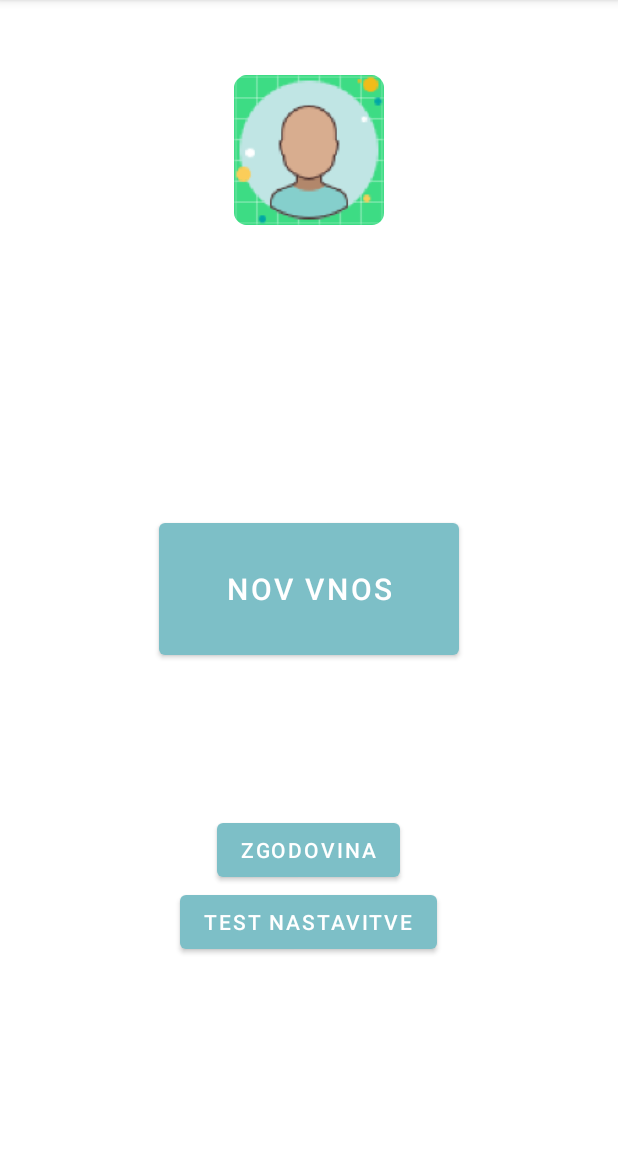
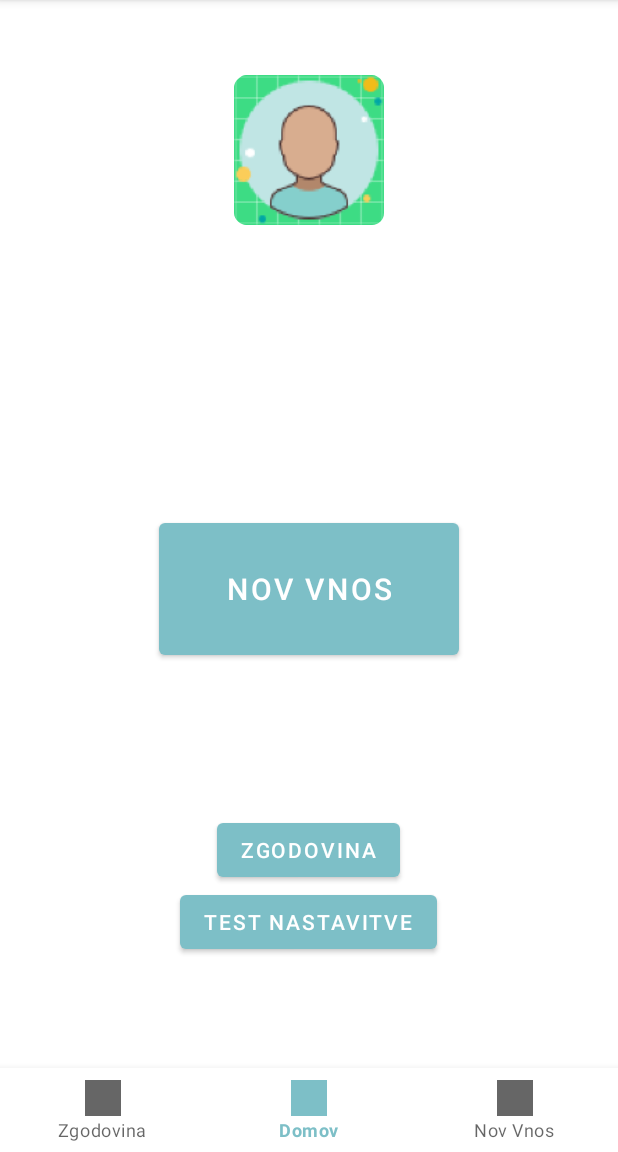
Before and after one commit to bmonika96/epiblog, an Android app: the MainActivity screen opened directly, with no data from a screen before it, on a phone screen of 412 x 824 dp, the part 84-1236 px from its top. Run offline under Robolectric (Android 15) with nearby library versions, the phone set to English and light mode, and no system bars.

Commit message:
dodan cuden menuitem na dnu

```diff
--- a/app/src/main/java/si/uni_lj/fe/modulg/epiblog/MainActivity.java
+++ b/app/src/main/java/si/uni_lj/fe/modulg/epiblog/MainActivity.java
@@ -10,8 +10,13 @@ import android.app.Activity;
 import android.content.Intent;
 import android.os.Bundle;
 import android.util.Log;
+import android.view.Menu;
+import android.view.MenuInflater;
+import android.view.MenuItem;
 import android.view.View;
 import android.widget.TextView;
+
+import androidx.annotation.NonNull;
 import androidx.appcompat.app.AppCompatActivity;
 import androidx.core.app.ActivityCompat;
 import androidx.core.content.ContextCompat;
@@ -19,6 +24,9 @@ import androidx.core.content.ContextCompat;
 
 import android.content.Intent;
 import android.os.Bundle;
+import android.widget.Toast;
+
+import com.google.android.material.bottomnavigation.BottomNavigationView;
 
 import org.w3c.dom.Node;
 
@@ -38,6 +46,9 @@ public class MainActivity extends AppCompatActivity {
     protected void onCreate(Bundle savedInstanceState) {
         super.onCreate(savedInstanceState);
         setContentView(R.layout.activity_main);
+        BottomNavigationView navigation = this.findViewById(R.id.app_bar_menu);
+        Menu menu = navigation.getMenu();
+        menu.findItem(R.id.navigation_profil).setChecked(true);
         shramba = new Shramba(this);
         ime = findViewById(R.id.main_ime);
         naslov = findViewById(R.id.main_naslov);
@@ -100,5 +111,15 @@ public class MainActivity extends AppCompatActivity {
             ActivityCompat.requestPermissions(this, permissions, permissions_code);
         }
     }
-
+    public void clickedZgodovina(MenuItem item){
+        odpri_zgodovino(null);
+        Log.d("abc","zgo");
+    }
+    public void clickedProfil(MenuItem item){
+        Log.d("abc","pro");
+    }
+    public void clickedNovvnos(MenuItem item){
+        odpri_nov_vnos(null);
+        Log.d("abc","nov");
+    }
 }
--- a/app/src/main/res/layout/activity_main.xml
+++ b/app/src/main/res/layout/activity_main.xml
@@ -1,18 +1,21 @@
 <?xml version="1.0" encoding="utf-8"?>
-<LinearLayout
-    xmlns:android="http://schemas.android.com/apk/res/android"
+
+<RelativeLayout xmlns:android="http://schemas.android.com/apk/res/android"
     android:layout_width="match_parent"
     android:layout_height="match_parent"
-    android:padding="50dp"
-    android:orientation="vertical"
-    android:layout_gravity="center"
+    xmlns:app="http://schemas.android.com/apk/res-auto">
 
-    >
+<LinearLayout android:layout_height="match_parent"
+    android:layout_width="match_parent"
+android:padding="50dp"
+android:orientation="vertical"
+android:layout_gravity="center">>
     <ImageView
         android:layout_width="100dp"
         android:layout_height="100dp"
         android:src="@mipmap/ic_user_round"
         android:layout_gravity="center"
+
         />
    <LinearLayout
        android:layout_width="match_parent"
@@ -74,4 +77,13 @@
             />
 
     </LinearLayout>
+
 </LinearLayout>
+    <com.google.android.material.bottomnavigation.BottomNavigationView
+        android:id="@+id/app_bar_menu"
+        android:layout_height="wrap_content"
+        android:layout_width="match_parent"
+        app:menu="@menu/app_bar_menu"
+        android:layout_alignParentBottom="true"
+        />
+</RelativeLayout>
--- /dev/null
+++ b/app/src/main/res/menu/app_bar_menu.xml
@@ -0,0 +1,24 @@
+<?xml version="1.0" encoding="utf-8"?>
+<menu xmlns:android="http://schemas.android.com/apk/res/android">
+    <item
+        android:onClick="clickedZgodovina"
+        android:id="@+id/navigation_zgodovina"
+        android:icon="@drawable/ic_launcher_background"
+
+        android:title="Zgodovina"/>
+
+    <item
+        android:onClick="clickedProfil"
+        android:id="@+id/navigation_profil"
+        android:icon="@drawable/ic_journal_background"
+        android:checked="true"
+        android:title="Domov"/>
+
+    <item
+        android:onClick="clickedNovvnos"
+        android:id="@+id/navigation_novvnos"
+        android:icon="@drawable/ic_user_background"
+
+        android:title="Nov Vnos"/>
+
+</menu>
```
